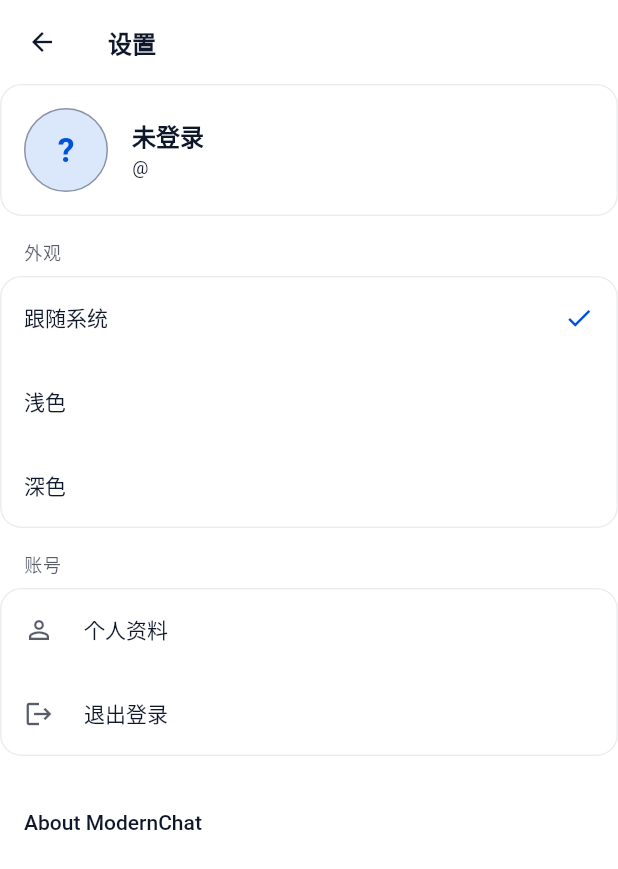
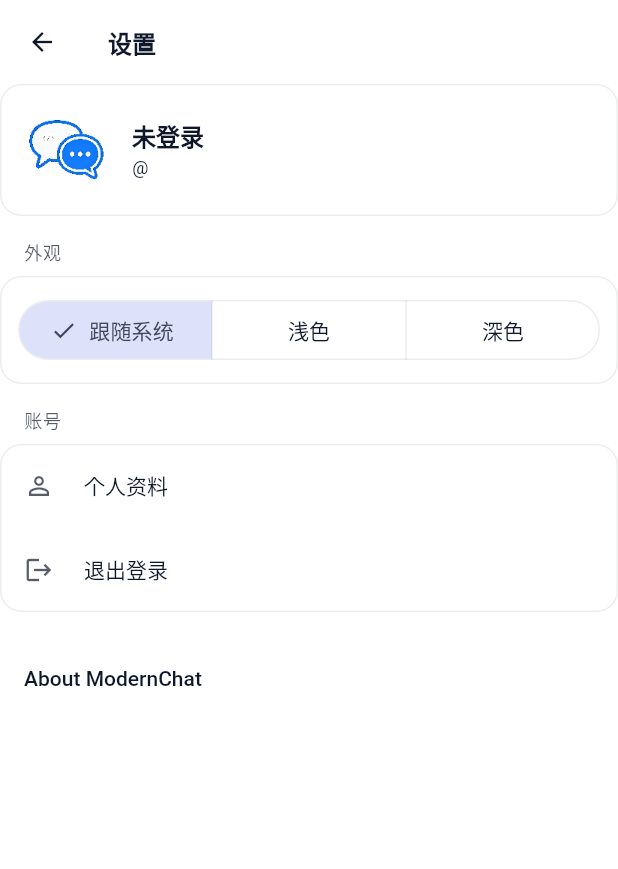
Before and after one commit to modern-day-team/Modernchat-mobile, a Flutter app: the SettingsPage screen opened directly, on a phone screen of 412 x 824 dp. Shown: the top 869 px of the screen. Run offline on Flutter 3.47's test engine with Material 3 defaults, Android fonts, the phone set to English and light mode, and no system bars; our stand-ins replace dio, flutter_riverpod, go_router, material_ui, shared_preferences; accounts and stored records are empty; network calls fail.

Commit message:
refine(ui): 优化会话分组与移动端界面细节

```diff
--- a/lib/core/ui/ui.dart
+++ b/lib/core/ui/ui.dart
@@ -1 +1,2 @@
 export 'app_avatar.dart';
+export 'app_state_view.dart';
--- a/lib/features/settings/presentation/pages/settings_page.dart
+++ b/lib/features/settings/presentation/pages/settings_page.dart
@@ -4,7 +4,6 @@ import 'package:flutter_riverpod/flutter_riverpod.dart';
 import '../../../../core/model/models.dart';
 import '../../../../core/theme/app_tokens.dart';
 import '../../../../core/theme/theme_provider.dart';
-import '../../../../core/ui/ui.dart';
 import '../../../auth/presentation/providers/auth_provider.dart';
 
 class SettingsPage extends ConsumerWidget {
@@ -25,21 +24,24 @@ class SettingsPage extends ConsumerWidget {
           const SizedBox(height: AppTokens.spaceLg),
           _sectionTitle(theme, '外观'),
           Card(
-            child: Column(
-              children: [
-                for (final mode in ThemeMode.values)
-                  ListTile(
-                    title: Text(_themeLabel(mode)),
-                    trailing: themeMode == mode
-                        ? Icon(
-                            Icons.check,
-                            color: theme.colorScheme.primary,
-                            size: 20,
-                          )
-                        : null,
-                    onTap: () => ref.read(themeModeProvider.notifier).set(mode),
+            child: Padding(
+              padding: const EdgeInsets.all(AppTokens.spaceMd),
+              child: SegmentedButton<ThemeMode>(
+                segments: const [
+                  ButtonSegment(
+                    value: ThemeMode.system,
+                    label: Text('跟随系统'),
                   ),
-              ],
+                  ButtonSegment(value: ThemeMode.light, label: Text('浅色')),
+                  ButtonSegment(value: ThemeMode.dark, label: Text('深色')),
+                ],
+                selected: {themeMode},
+                onSelectionChanged: (value) {
+                  if (value.isNotEmpty) {
+                    ref.read(themeModeProvider.notifier).set(value.first);
+                  }
+                },
+              ),
             ),
           ),
           const SizedBox(height: AppTokens.spaceLg),
@@ -72,9 +74,16 @@ class SettingsPage extends ConsumerWidget {
         padding: const EdgeInsets.all(AppTokens.spaceLg),
         child: Row(
           children: [
-            AppAvatar(
-              name: user?.displayName ?? '?',
-              size: 56,
+            ClipRRect(
+              borderRadius: AppTokens.radiusMdBorder,
+              child: Image.asset(
+                'assets/branding/app_icon.png',
+                width: 56,
+                height: 56,
+                fit: BoxFit.cover,
+                cacheWidth: 112,
+                filterQuality: FilterQuality.medium,
+              ),
             ),
             const SizedBox(width: AppTokens.spaceLg),
             Expanded(
@@ -112,12 +121,6 @@ class SettingsPage extends ConsumerWidget {
         ),
       );
 
-  String _themeLabel(ThemeMode mode) => switch (mode) {
-        ThemeMode.system => '跟随系统',
-        ThemeMode.light => '浅色',
-        ThemeMode.dark => '深色',
-      };
-
   Future<void> _confirmLogout(BuildContext context, WidgetRef ref) async {
     final confirmed = await showModalBottomSheet<bool>(
       context: context,
```
Also changed, not shown: lib/core/ui/app_state_view.dart (added, +98 -0 lines), lib/features/chat/presentation/pages/chat_list_page.dart (+61 -59 lines), lib/features/chat/presentation/pages/chat_room_page.dart (+40 -16 lines), lib/features/chat/presentation/widgets/message_date_separator.dart (added, +54 -0 lines), lib/features/contacts/presentation/pages/contacts_page.dart (+33 -33 lines), 1 other file.
